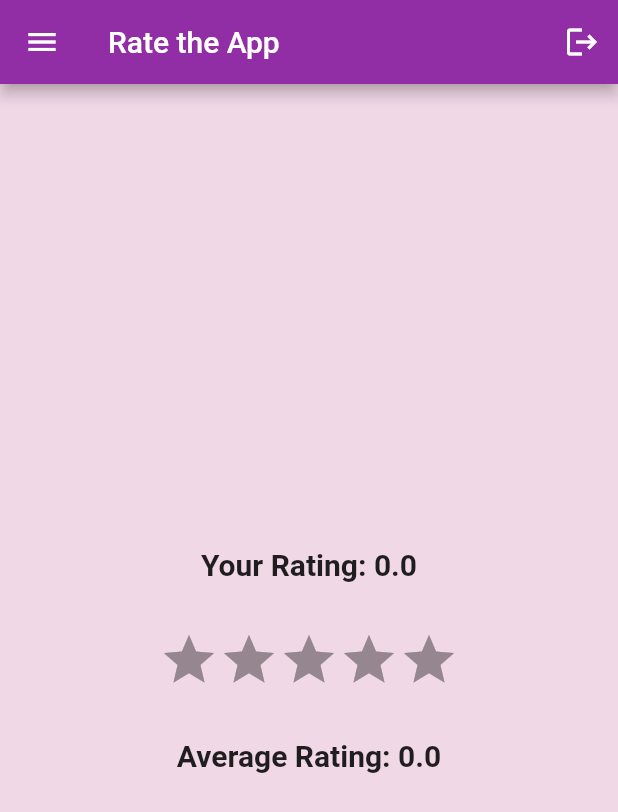
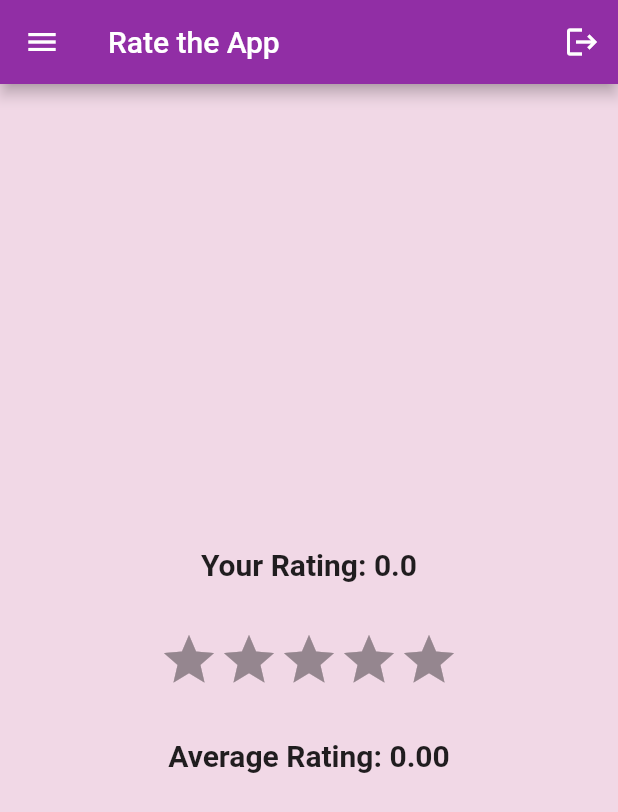
Before and after one commit to unicornova/AlzCare, a Flutter app: the RatingPage screen opened directly, on a phone screen of 412 x 824 dp. Shown: the top 812 px of the screen. Run offline on Flutter 3.47's test engine with Material 2 defaults, Android fonts, the phone set to English and light mode, and no system bars; drawn by our look-alikes of flutter_rating_bar; our stand-ins replace camera, cloud_firestore, firebase_auth, firebase_core, firebase_storage, flutter_secure_storage and 7 more; missing offline and left inert: flutter_inappwebview, sass, syncfusion_flutter_pdf, tflite; accounts and stored records are empty.

Commit message:
final2(precision changed)

```diff
--- a/lib/Pages/first_detection.dart
+++ b/lib/Pages/first_detection.dart
@@ -163,7 +163,7 @@ loadimageCamera() async{
                   Container(height: 180, width: 180, child: Image.file(_image),),
                   const SizedBox(height: 10,),
                   Text(predictions[0]['label'].toString(),style: const TextStyle(fontSize: 15,fontWeight: FontWeight.w600),),
-                  Text('Confidence: '+predictions[0]['confidence'].toString(),style: const TextStyle(fontSize: 15,fontWeight: FontWeight.w400)),
+                  Text('Confidence: '+predictions[0]['confidence'].toStringAsFixed(3),style: const TextStyle(fontSize: 15,fontWeight: FontWeight.w400)),
                 ],
 
               ),
--- a/lib/Pages/rating.dart
+++ b/lib/Pages/rating.dart
@@ -110,7 +110,7 @@ signOutUser(){
               ),
               const SizedBox(height: 32),
               Text(
-                'Average Rating: $meanRating',
+                'Average Rating: ${meanRating.toStringAsFixed(2)}',
                 style: const TextStyle(
                   fontSize: 20,
                   fontWeight: FontWeight.bold,
```
